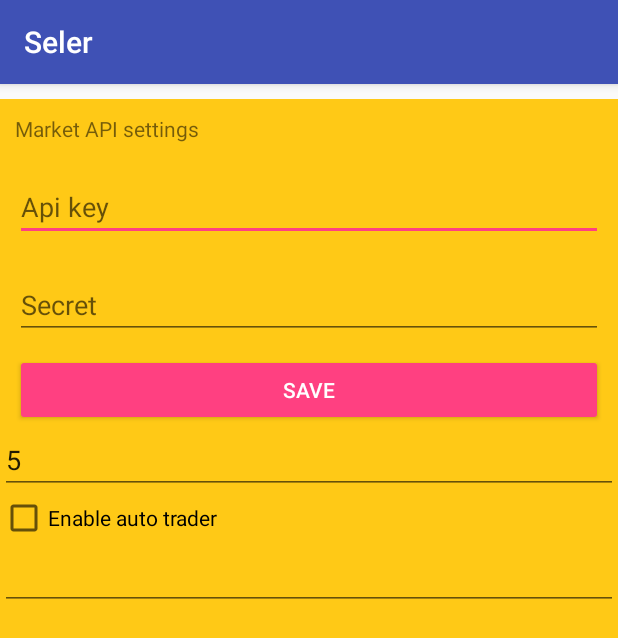
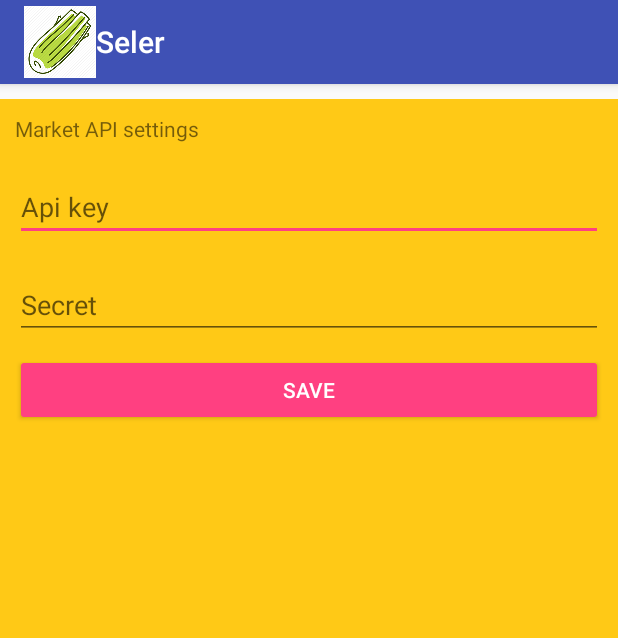
Before and after one commit to alimogh/AndroidApp, an Android app: the screen it shows after launch (MainActivity), on a phone screen of 412 x 824 dp. Shown: the top 638 px of the screen. Run offline under Robolectric (Android 15) with nearby library versions, the phone set to English and light mode, and no system bars; 1 statement that could not run was skipped.

Commit message:
fix alert info

```diff
--- a/app/src/main/java/seler/kamil/com/cryptoseler/MainActivity.java
+++ b/app/src/main/java/seler/kamil/com/cryptoseler/MainActivity.java
@@ -53,8 +53,15 @@ public class MainActivity extends AppCompatActivity {
 
     @Override
     protected void onCreate(Bundle savedInstanceState) {
+
+
+
         super.onCreate(savedInstanceState);
         setContentView(R.layout.activity_main);
+
+        getSupportActionBar().setDisplayShowHomeEnabled(true);
+        getSupportActionBar().setLogo(R.mipmap.icon);
+        getSupportActionBar().setDisplayUseLogoEnabled(true);
 
         initComponents();
         setTabHost();
@@ -178,7 +185,7 @@ public class MainActivity extends AppCompatActivity {
     private void confirmSell(String token){
         new AlertDialog.Builder(this)
                 .setTitle("Sell?")
-                .setMessage("Do you want to remove "+token+"?")
+                .setMessage("Do you want to sell "+token+"?")
                 .setIcon(android.R.drawable.ic_dialog_alert)
                 .setPositiveButton(android.R.string.yes, new DialogInterface.OnClickListener() {
 
--- a/app/src/main/res/layout/activity_main.xml
+++ b/app/src/main/res/layout/activity_main.xml
@@ -57,8 +57,8 @@
                             android:layout_height="wrap_content"
                             android:id="@+id/sell_button"
                             android:layout_weight="1"
-                            android:layout_marginRight="10dp"
-                            android:layout_marginLeft="15dp"
+                            android:layout_marginRight="20dp"
+                            android:layout_marginLeft="10dp"
                             style="@style/Widget.AppCompat.Button.Borderless.Colored" />
 
                         <Button
@@ -87,7 +87,7 @@
                             android:id="@+id/refresh_prices_button"
                             android:layout_weight="1"
                             android:layout_marginRight="10dp"
-                            android:layout_marginLeft="15dp"
+                            android:layout_marginLeft="10dp"
                             style="@style/Widget.AppCompat.Button.Borderless.Colored" />
                     </LinearLayout>
 
@@ -158,27 +158,6 @@
                         android:layout_marginRight="10dp"
                         style="@style/Widget.AppCompat.Button.Colored" />
 
-                    <EditText
-                        android:layout_width="match_parent"
-                        android:layout_height="wrap_content"
-                        android:inputType="number"
-                        android:ems="10"
-                        android:text="5"
-                        android:hint="Refresh (min)"
-                        android:id="@+id/refresh_time_field" />
-
-                    <CheckBox
-                        android:text="Enable auto trader"
-                        android:layout_width="match_parent"
-                        android:layout_height="wrap_content"
-                        android:id="@+id/auto_trader" />
-
-                    <EditText
-                        android:layout_width="match_parent"
-                        android:layout_height="wrap_content"
-                        android:inputType="numberDecimal"
-                        android:ems="10"
-                        android:id="@+id/editText" />
 
 
                 </LinearLayout>
--- a/app/src/main/res/values/strings.xml
+++ b/app/src/main/res/values/strings.xml
@@ -1,3 +1,3 @@
 <resources>
-    <string name="app_name">Seler</string>
+    <string name="app_name">     Seler</string>
 </resources>
```
